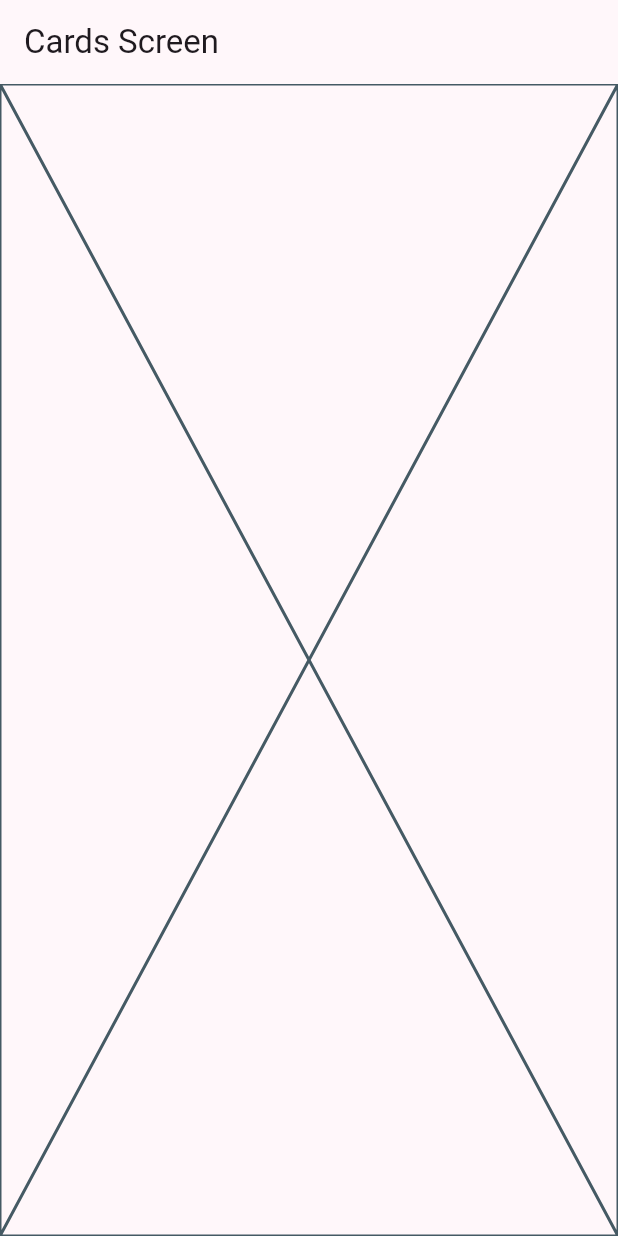
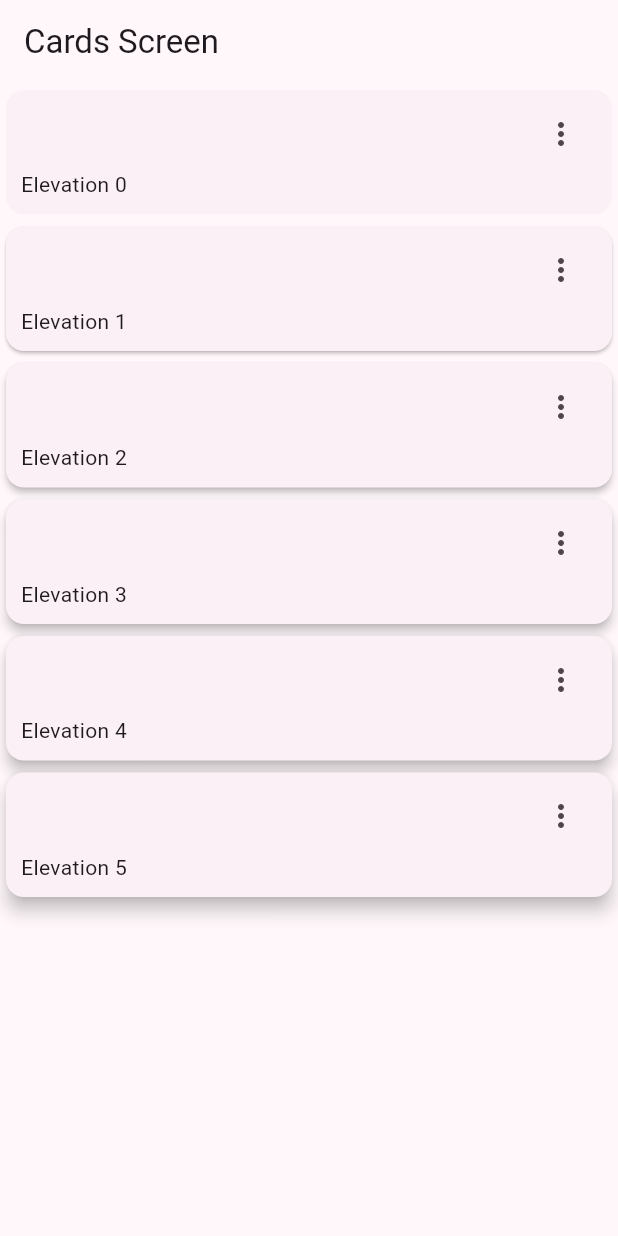
Before and after one commit to ju-lienz/widgets_app, a Flutter app: the CardsScreen screen opened by its route, on a phone screen of 412 x 824 dp. Run offline on Flutter 3.47's test engine with Material 3 defaults, Android fonts, the phone set to English and light mode, and no system bars; our stand-ins replace go_router.

Commit message:
add cards to cardsScreen

```diff
--- a/lib/presentation/screens/cards/cards_screen.dart
+++ b/lib/presentation/screens/cards/cards_screen.dart
@@ -1,4 +1,14 @@
 import 'package:flutter/material.dart';
+import 'package:flutter/widgets.dart';
+
+const cards = <Map<String, dynamic>>[
+  {'elevation': 0.0, 'label': 'Elevation 0'},
+  {'elevation': 1.0, 'label': 'Elevation 1'},
+  {'elevation': 2.0, 'label': 'Elevation 2'},
+  {'elevation': 3.0, 'label': 'Elevation 3'},
+  {'elevation': 4.0, 'label': 'Elevation 4'},
+  {'elevation': 5.0, 'label': 'Elevation 5'},
+];
 
 class CardsScreen extends StatelessWidget {
   // Name of the route for go_router config
@@ -12,7 +22,60 @@ class CardsScreen extends StatelessWidget {
       appBar: AppBar(
         title: const Text("Cards Screen"),
       ),
-      body: const Placeholder(),
+      body: const _CardsView(),
     );
   }
 }
+
+class _CardsView extends StatelessWidget {
+  const _CardsView({
+    super.key,
+  });
+
+  @override
+  Widget build(BuildContext context) {
+    return SingleChildScrollView(
+      child: Column(
+        children: [
+          ...cards.map(
+            (card) => _CardType1(
+              elevation: card['elevation'],
+              label: card['label'],
+            ),
+          ),
+        ],
+      ),
+    );
+  }
+}
+
+class _CardType1 extends StatelessWidget {
+  final String label;
+  final double elevation;
+  const _CardType1({required this.label, required this.elevation});
+
+  @override
+  Widget build(BuildContext context) {
+    return Card(
+      elevation: elevation,
+      child: Padding(
+        padding: const EdgeInsets.fromLTRB(10, 5, 10, 10),
+        child: Column(
+          children: [
+            Align(
+              alignment: Alignment.topRight,
+              child: IconButton(
+                onPressed: () {},
+                icon: const Icon(Icons.more_vert),
+              ),
+            ),
+            Align(
+              alignment: Alignment.bottomLeft,
+              child: Text(label),
+            ),
+          ],
+        ),
+      ),
+    );
+  }
+}
```
